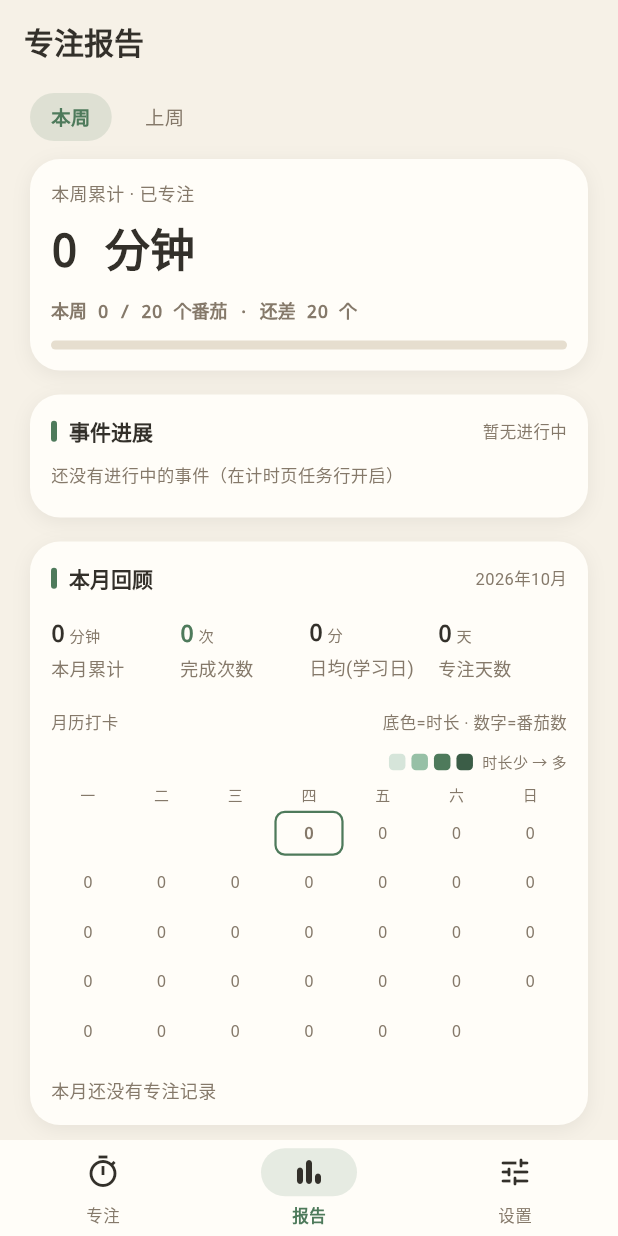
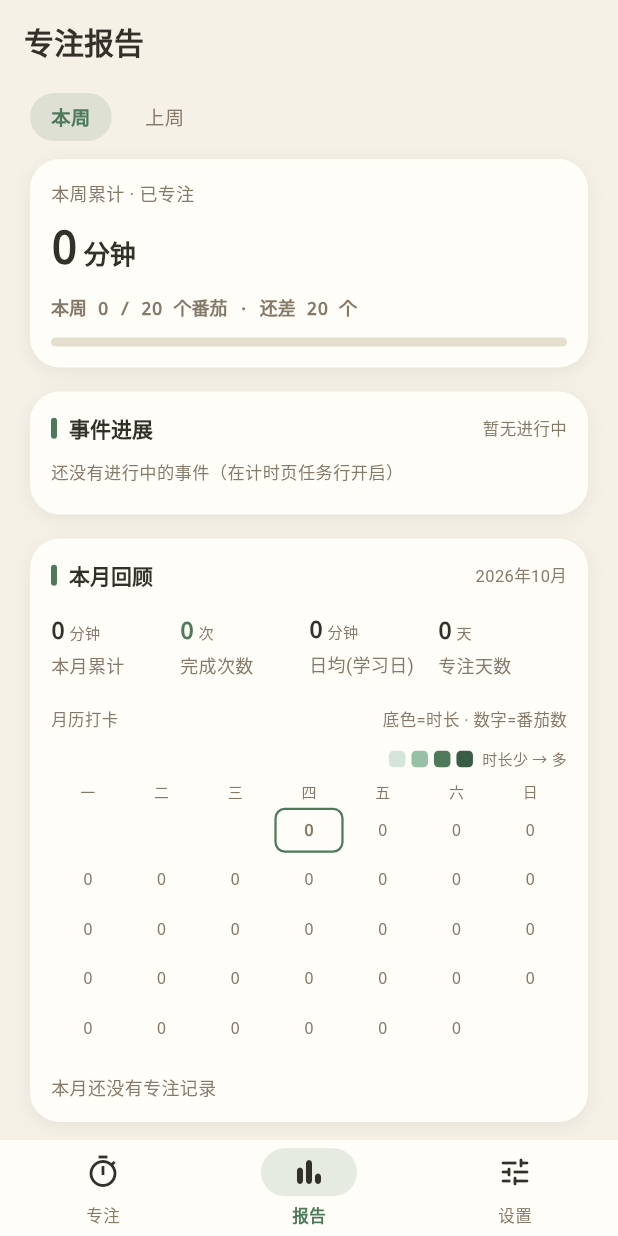
Before and after one commit to syc13534102408-gif/pomodoro, a Flutter app: the screen it shows after launch, item 2 of the bottom bar chosen, on a phone screen of 412 x 824 dp. Run offline on Flutter 3.47's test engine with Material 3 defaults, Android fonts, the phone set to English and light mode, and no system bars; our stand-ins replace audioplayers, flutter_local_notifications, shared_preferences, timezone; missing offline and left inert: flutter_foreground_task.

Commit message:
统计单位改文字「番茄」并缩小一档：formatMinutes 恢复番茄口径（40 分钟进位）、MinutesText 改为大数字+小单位富文本、清除图案死代码

```diff
--- a/pomodoro_app/lib/pages/stats_page.dart
+++ b/pomodoro_app/lib/pages/stats_page.dart
@@ -313,11 +313,15 @@ class _EventsSection extends StatelessWidget {
                       Text('${live.length} 个进行中 · 共 ',
                           style: const TextStyle(
                               color: PineColors.sub, fontSize: 11)),
-                      MinutesText(
-                        live.fold<double>(0,
-                            (sum, e) => sum + eventStatsOf(data, e.id).minutes),
-                        style: const TextStyle(
-                            color: PineColors.sub, fontSize: 11),
+                      Text.rich(
+                        minutesRichSpan(
+                          live.fold<double>(
+                              0,
+                              (sum, e) =>
+                                  sum + eventStatsOf(data, e.id).minutes),
+                          style: const TextStyle(
+                              color: PineColors.sub, fontSize: 11),
+                        ),
                       ),
                     ],
                   ),
@@ -589,8 +593,8 @@ class _MonthlyReview extends StatelessWidget {
                 child: MetricTile(
                   // 日均只除以有学习的天数：完全没学的一天不计入分母。
                   value: activeDays > 0
-                      ? '${(minutes / activeDays).round()} 分'
-                      : '0 分',
+                      ? formatMinutes(minutes / activeDays)
+                      : '0 分钟',
                   label: '日均(学习日)',
                 ),
               ),
--- a/pomodoro_app/lib/src/models.dart
+++ b/pomodoro_app/lib/src/models.dart
@@ -98,11 +98,11 @@ DateTime mondayOf(DateTime date) {
   return day.subtract(Duration(days: day.weekday - 1));
 }
 
-/// 番茄当量：每满 50 分钟记 1 个番茄；距整段缺口不足 15 分钟时补齐进位，
-/// 否则只记整数段（2026-09-29 曾改成"余数满 40 进位"，2026-10-01 按需求退回）。
+/// 番茄当量：每满 50 分钟记 1 个番茄；**余数满 40 分钟进位**，不足则舍去。
+/// （2026-09-29 定；2026-10-01 上午曾退回 35 分钟口径，同日按需求改回 40。）
 int pomodoroEquiv(double minutes) {
   if (minutes <= 0) return 0;
-  return (minutes + 15) ~/ 50;
+  return (minutes + 10) ~/ 50;
 }
 
 class PineTask {
--- a/pomodoro_app/lib/src/widgets.dart
+++ b/pomodoro_app/lib/src/widgets.dart
@@ -629,11 +629,6 @@ class MetricTile extends StatelessWidget {
                 Text(parts.number, maxLines: 1, style: numberStyle),
                 if (parts.unit.isNotEmpty) ...[
                   const SizedBox(width: 3),
-                  // 「个番茄」的单位改用松果图案（2026-09-30）——只此一处改动，
-                  // 所有统计格子（本周/本月/日均/事件构成…）一起生效。
-                  if (parts.unit == '个番茄')
-                    PineconeMark(size: 12, color: accent ?? PineColors.sub)
-                  else
                   Text(
                     parts.unit,
                     maxLines: 1,
@@ -880,79 +875,41 @@ class _BrickBarsPainter extends CustomPainter {
   );
 }
 
-/// 时长文案：`3 小时 5 分` / `3 小时` / `45 分钟`。
+/// 时长文案（单位＝「番茄」，每 50 分钟 1 个）：
+/// 不足 1 小时 `45 分钟`；正好整小时 `3 番茄`；含分钟 `3.7 番茄`。
 ///
-/// 曾于 2026-09-29 改成「说番茄」，2026-10-01 按需求**全部退回小时/分钟**。
+/// 只用于无法分级的场合（对话框正文、语义标签、MetricTile 的 value 参数）。
+/// 需要「大数字 + 小单位」的排版，交给 MetricTile 或 [minutesRichSpan]。
 String formatMinutes(double minutes) {
   final total = minutes.round();
-  if (total >= 60) {
-    final hours = total ~/ 60;
-    final rest = total - hours * 60;
-    final restText = rest == 0 ? '' : ' $rest分';
-    return '$hours 小时$restText';
-  }
-  return '$total 分钟';
+  if (total < 60) return '$total 分钟';
+  if (total % 60 == 0) return '${pomodoroEquiv(total.toDouble())} 番茄';
+  final tenths = (total / 5).round();
+  return tenths % 10 == 0
+      ? '${tenths ~/ 10} 番茄'
+      : '${tenths ~/ 10}.${tenths % 10} 番茄';
 }
 
-/// 松果图案：统计口径里「1 个番茄」的单位标记。
+/// 「大数字 + 小单位」的富文本：单位按 [unitScale] 缩小（默认 0.62）。
 ///
-/// 线稿而非填充：填充版必须在果体上"抠"出鳞片，就会依赖所在底色；线稿不挑背景，
-/// 也贴合「纸面 + ink、无渐变无阴影」的基调。缩到 11–13px 仍要认得出是松果，
-/// 靠的就是中间那 3 道鳞片弧线——别为了"简洁"把它们删掉。
-class PineconeMark extends StatelessWidget {
-  const PineconeMark({super.key, required this.color, this.size = 12});
-
-  final Color color;
-  final double size;
-
-  @override
-  Widget build(BuildContext context) => SizedBox(
-        width: size * 0.82,
-        height: size,
-        child: CustomPaint(painter: _PineconePainter(color)),
-      );
-}
-
-class _PineconePainter extends CustomPainter {
-  const _PineconePainter(this.color);
-
-  final Color color;
-
-  @override
-  void paint(Canvas canvas, Size size) {
-    final w = size.width;
-    final h = size.height;
-    final paint = Paint()
-      ..color = color
-      ..style = PaintingStyle.stroke
-      ..strokeWidth = (size.shortestSide * 0.11).clamp(0.9, 1.6)
-      ..strokeCap = StrokeCap.round
-      ..strokeJoin = StrokeJoin.round;
-
-    // 果体：上窄下宽的卵形（顶端收尖、底端钝圆）
-    final body = Path()
-      ..moveTo(w * 0.5, h * 0.07)
-      ..cubicTo(w * 0.97, h * 0.24, w * 0.96, h * 0.8, w * 0.5, h * 0.96)
-      ..cubicTo(w * 0.04, h * 0.8, w * 0.03, h * 0.24, w * 0.5, h * 0.07);
-    canvas.drawPath(body, paint);
-
-    // 3 道鳞片弧线：越靠下越宽，都留一点余量不顶到轮廓上
-    const rows = [0.36, 0.58, 0.79];
-    const halves = [0.19, 0.31, 0.24];
-    for (var i = 0; i < rows.length; i++) {
-      final y = h * rows[i];
-      final half = w * halves[i];
-      canvas.drawPath(
-        Path()
-          ..moveTo(w * 0.5 - half, y)
-          ..quadraticBezierTo(w * 0.5, y + h * 0.1, w * 0.5 + half, y),
-        paint,
-      );
-    }
-  }
-
-  @override
-  bool shouldRepaint(covariant _PineconePainter old) => old.color != color;
+/// 单位是文字而非图案——2026-10-01 结论见 CHANGELOG：这个尺寸下图案做不好看。
+InlineSpan minutesRichSpan(double minutes,
+    {required TextStyle style, double unitScale = 0.58}) {
+  final label = formatMinutes(minutes);
+  final cut = label.lastIndexOf(' ');
+  if (cut <= 0) return TextSpan(text: label, style: style);
+  final unitSize = (style.fontSize ?? 14) * unitScale;
+  return TextSpan(children: [
+    TextSpan(text: label.substring(0, cut), style: style),
+    // 单位前留一点缝（原来靠字符串里的空格，拆成两段后要自己补）
+    WidgetSpan(
+      child: SizedBox(width: unitSize * 0.22),
+    ),
+    TextSpan(
+      text: label.substring(cut + 1),
+      style: style.copyWith(fontSize: unitSize),
+    ),
+  ]);
 }
 
 /// 统计口径的时长：数字 + 松果图案（代替「个番茄」文字）。
@@ -965,27 +922,12 @@ class MinutesText extends StatelessWidget {
   final double minutes;
   final TextStyle? style;
 
+  /// 单位用文字「番茄」并**缩小一档**（2026-10-01 定：图案在这个尺寸做不好看，
+  /// 见 CHANGELOG；但「大数字 + 小单位」的层级要保留）。
   @override
-  Widget build(BuildContext context) {
-    final label = minutesLabel(minutes);
-    final base = style ?? const TextStyle();
-    if (!label.useMark) return Text(label.text, style: base);
-    final markColor = base.color ?? PineColors.ink;
-    final markSize = ((base.fontSize ?? 14) * 0.95).clamp(9.0, 18.0);
-    return Text.rich(
-      TextSpan(children: [
-        TextSpan(text: label.text),
-        WidgetSpan(
-          alignment: PlaceholderAlignment.middle,
-          child: Padding(
-            padding: EdgeInsets.only(left: markSize * 0.28),
-            child: PineconeMark(size: markSize, color: markColor),
-          ),
-        ),
-      ]),
-      style: base,
+  Widget build(BuildContext context) => Text.rich(
+        minutesRichSpan(minutes, style: style ?? const TextStyle()),
       );
-  }
 }
 
 /// 考试倒计时。
```
Also changed, not shown: 1 other file. Lines whose indentation alone changed are shown as unchanged.
